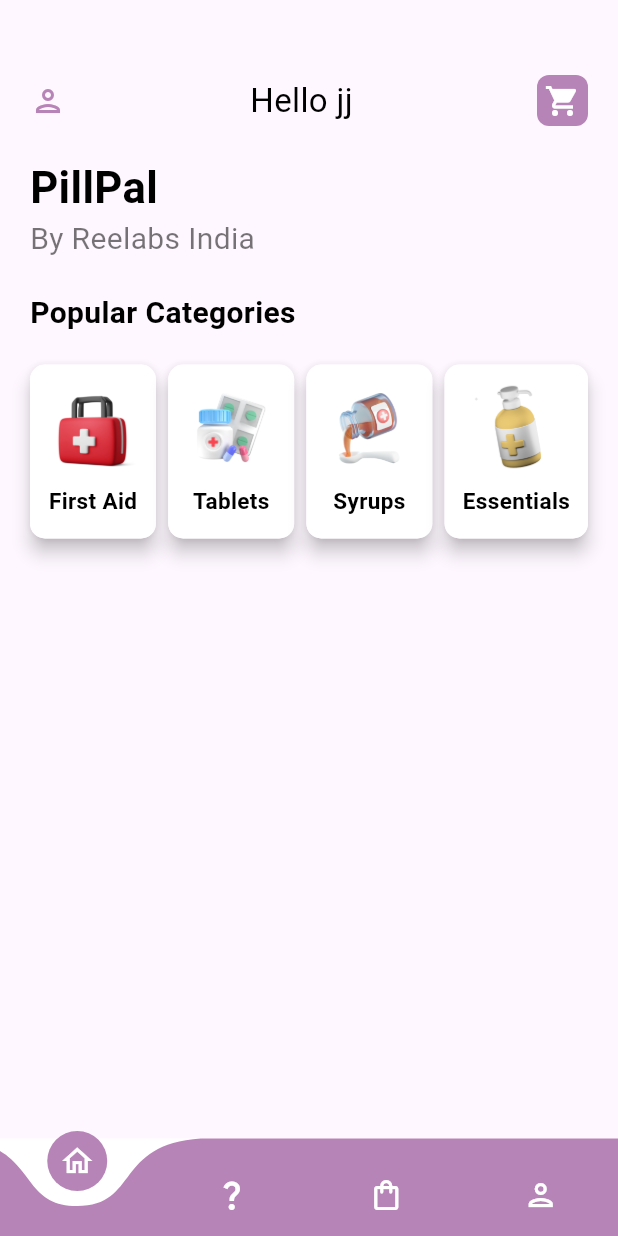
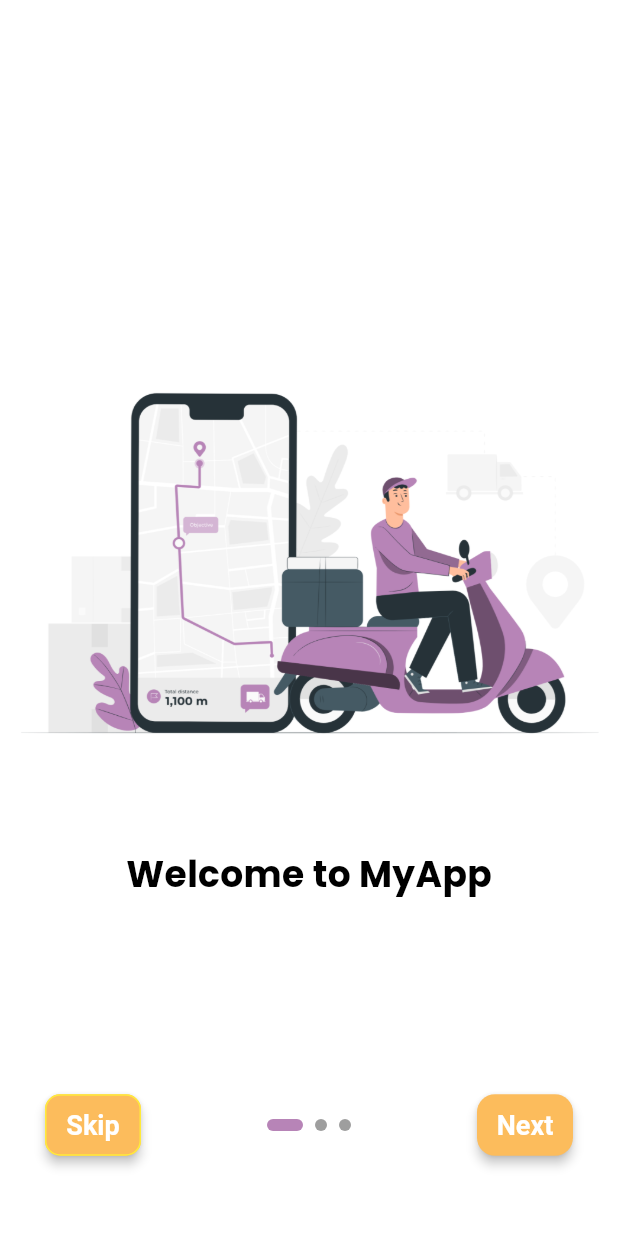
Before and after one commit to KGD2417/ReeLabsMedicineApp, a Flutter app: the screen it shows after launch, on a phone screen of 412 x 824 dp. Run offline on Flutter 3.47's test engine with Material 3 defaults, Android fonts, the phone set to English and light mode, and no system bars; drawn by our look-alikes of curved_navigation_bar; our stand-ins replace google_fonts, iconsax, pinput.

Commit message:
Anushka Commit

```diff
--- a/lib/main.dart
+++ b/lib/main.dart
@@ -1,5 +1,8 @@
 import 'package:flutter/material.dart';
 import 'package:pill_pal/pages/bottomNav.dart';
+import 'package:pill_pal/pages/login.dart';
+import 'package:pill_pal/pages/onboard.dart';
+import 'package:pill_pal/themes/theme.dart';
 
 void main() {
   runApp(const MyApp());
@@ -14,12 +17,11 @@ class MyApp extends StatelessWidget {
     return MaterialApp(
       debugShowCheckedModeBanner: false,
       title: 'Flutter Demo',
-      theme: ThemeData(
-        colorScheme: ColorScheme.fromSeed(seedColor: Colors.deepPurple),
-        useMaterial3: true,
-      ),
+      themeMode: ThemeMode.light,
+      theme: EAppTheme.lightTheme,
+      darkTheme: EAppTheme.darkTheme,
       // home: Home(),
-      home: BottomNav(),
+      home: OnboardingScreen(),
     );
   }
 }
--- /dev/null
+++ b/lib/pages/onboard.dart
@@ -0,0 +1,165 @@
+import 'package:flutter/material.dart';
+import 'package:pill_pal/pages/login.dart';
+
+
+class OnboardingScreen extends StatefulWidget {
+  @override
+  _OnboardingScreenState createState() => _OnboardingScreenState();
+}
+
+class _OnboardingScreenState extends State<OnboardingScreen> {
+  final PageController _pageController = PageController(initialPage: 0);
+  int _currentPage = 0;
+
+  List<String> _imagePaths = [
+    'images/newdelii.png',
+    'images/newdelii.png',
+    'images/newdelii.png',
+  ];
+
+  List<String> _headings = [
+    'Welcome to MyApp',
+    'Explore Features',
+    'Get Started'
+  ];
+
+  List<String> _subTexts = [
+    'This is a demo onboarding screen.',
+    'Discover all the amazing features.',
+    'Start using the app now!'
+  ];
+
+  @override
+  Widget build(BuildContext context) {
+    return Scaffold(
+      body: Stack(
+        children: [
+          PageView.builder(
+            controller: _pageController,
+            itemCount: _imagePaths.length,
+            onPageChanged: (int page) {
+              setState(() {
+                _currentPage = page;
+              });
+            },
+            itemBuilder: (context, index) {
+              return _buildPage(_imagePaths[index], _headings[index], _subTexts[index]);
+            },
+          ),
+          Positioned(
+            bottom: 50.0,
+            left: 0,
+            right: 0,
+            child: Row(
+              mainAxisAlignment: MainAxisAlignment.spaceBetween,
+              children: [
+                Padding(
+                  padding: const EdgeInsets.only(left: 30),
+                  child: ElevatedButton(
+                    style: ButtonStyle(
+
+                        shape: MaterialStateProperty.all<RoundedRectangleBorder>(
+                            RoundedRectangleBorder(
+                              borderRadius: BorderRadius.circular(10),
+                              side: BorderSide(
+                                  color: Colors.yellow
+                              ),
+                            )
+                        )
+                    ),
+                    onPressed: () {
+                      // Handle Skip button tap
+                      // You can navigate to another screen or perform any action
+                      Navigator.pushReplacement(context, MaterialPageRoute(builder: (context)=>LoginScreen()));
+                    },
+                    child: Text(
+                      'Skip',
+                      style: TextStyle(
+                        fontSize: 18.0,
+                        color: Color(0xFFFFFFFF),
+                      ),
+                    ),
+                  ),
+                ),
+                Row(
+                  mainAxisSize: MainAxisSize.min,
+                  children: _buildPageIndicator(),
+                ),
+                Padding(
+                  padding: const EdgeInsets.only(right: 30),
+                  child: ElevatedButton(
+                    onPressed: () {
+                      // Handle Next button tap
+                      if (_currentPage == _imagePaths.length - 1) {
+                        // If it's the last page, you can navigate to another screen or perform any action
+                        Navigator.pushReplacement(context, MaterialPageRoute(builder: (context)=>LoginScreen()));
+                      } else {
+                        _pageController.nextPage(duration: Duration(milliseconds: 500), curve: Curves.ease);
+                      }
+                    },
+                    child: Text(
+                      _currentPage == _imagePaths.length - 1 ? 'Finish' : 'Next',
+                      style: TextStyle(
+                        fontSize: 18.0,
+                        color: Color(0xFFFFFFFF),
+                      ),
+                    ),
+                  ),
+                ),
+              ],
+            ),
+          ),
+        ],
+      ),
+    );
+  }
+
+  Widget _buildPage(String imagePath, String heading, String subText) {
+    return Container(
+
+      child: Column(
+        mainAxisAlignment: MainAxisAlignment.center,
+        children: [
+          Image.asset(imagePath),
+          Text(
+            heading,
+            style: TextStyle(
+              fontSize: 24.0,
+              fontWeight: FontWeight.bold,
+              color: Colors.black,
+            ),
+          ),
+          SizedBox(height: 20.0),
+          Text(
+            subText,
+            textAlign: TextAlign.center,
+            style: TextStyle(
+              fontSize: 18.0,
+              color: Colors.white,
+            ),
+          ),
+        ],
+      ),
+    );
+  }
+
+  List<Widget> _buildPageIndicator() {
+    List<Widget> indicators = [];
+    for (int i = 0; i < _imagePaths.length; i++) {
+      indicators.add(i == _currentPage ? _indicator(true) : _indicator(false));
+    }
+    return indicators;
+  }
+
+  Widget _indicator(bool isActive) {
+    return Container(
+      margin: EdgeInsets.symmetric(horizontal: 4.0),
+      height: 8.0,
+      width: isActive ? 24.0 : 8.0,
+      decoration: BoxDecoration(
+        color: isActive ? Color(0xFFB784B7) : Colors.grey,
+        borderRadius: BorderRadius.circular(4.0),
+      ),
+    );
+  }
+}
--- /dev/null
+++ b/lib/themes/custom_themes/appbar_theme.dart
@@ -0,0 +1,31 @@
+import 'package:flutter/material.dart';
+import 'package:flutter/services.dart';
+
+class EAppBarTheme{
+  EAppBarTheme._();
+
+  static const lightAppBarTheme = AppBarTheme(
+    elevation: 0,
+    foregroundColor: Colors.white,
+    centerTitle: true,
+    scrolledUnderElevation: 0,
+    backgroundColor: Color(0xFF0f6cbd),
+    surfaceTintColor: Colors.blue,
+    iconTheme: IconThemeData(color: Colors.white,size: 24),
+    actionsIconTheme: IconThemeData(color: Colors.white, size: 24),
+    titleTextStyle: TextStyle(fontSize: 18, fontWeight: FontWeight.w600, color: Colors.white),
+  );
+
+  static const darkAppBarTheme = AppBarTheme(
+      elevation: 0,
+      centerTitle: true,
+      scrolledUnderElevation: 0,
+      backgroundColor: Colors.transparent,
+      surfaceTintColor: Colors.transparent,
+      iconTheme: IconThemeData(color: Colors.black,size: 24),
+      actionsIconTheme: IconThemeData(color: Colors.white, size: 24),
+      titleTextStyle: TextStyle(fontSize: 18, fontWeight: FontWeight.w600, color: Colors.white)
+  );
+
+
+}
--- /dev/null
+++ b/lib/themes/custom_themes/bottom_sheet_theme.dart
@@ -0,0 +1,22 @@
+import 'package:flutter/material.dart';
+
+class EBottomSheetTheme{
+  EBottomSheetTheme._();
+
+  static BottomSheetThemeData lightBottomSheetTheme = BottomSheetThemeData(
+    showDragHandle: true,
+    backgroundColor: Colors.white,
+    modalBackgroundColor: Colors.white,
+    constraints: const BoxConstraints(minWidth: double.infinity),
+    shape: RoundedRectangleBorder(borderRadius: BorderRadius.circular(16)),
+  );
+
+  static BottomSheetThemeData darkBottomSheetTheme = BottomSheetThemeData(
+    showDragHandle: true,
+    backgroundColor: Colors.black,
+    modalBackgroundColor: Colors.black,
+    constraints: const BoxConstraints(minWidth: double.infinity),
+    shape: RoundedRectangleBorder(borderRadius: BorderRadius.circular(16)),
+  );
+
+}
--- /dev/null
+++ b/lib/themes/custom_themes/chip_theme.dart
@@ -0,0 +1,22 @@
+import 'package:flutter/material.dart';
+
+class EChipTheme{
+  EChipTheme._();
+
+  static ChipThemeData lightChipTheme = ChipThemeData(
+    disabledColor: Colors.grey.withOpacity(0.4),
+    labelStyle: const TextStyle(color: Colors.black),
+    selectedColor: Colors.white,
+    padding: const EdgeInsets.symmetric(horizontal: 12,vertical: 12),
+    checkmarkColor: Colors.white
+  );
+
+
+  static ChipThemeData darkChipTheme = const ChipThemeData(
+    disabledColor: Colors.grey,
+    labelStyle: TextStyle(color: Colors.white),
+    selectedColor: Colors.white,
+    padding: EdgeInsets.symmetric(horizontal: 12,vertical: 12),
+    checkmarkColor: Colors.white
+  );
+}
--- /dev/null
+++ b/lib/themes/custom_themes/elevated_btn_theme.dart
@@ -0,0 +1,31 @@
+import 'package:flutter/material.dart';
+
+class EElevatedButtonTheme{
+  EElevatedButtonTheme._();
+
+  static final lightElevatedButtonTheme = ElevatedButtonThemeData(
+    style: ElevatedButton.styleFrom(
+      elevation: 3,
+      foregroundColor: Colors.white,
+      backgroundColor: Color(0xFFfcbc5c),
+      disabledForegroundColor: Colors.grey,
+      disabledBackgroundColor: Colors.grey,
+      padding: const EdgeInsets.symmetric(vertical: 10),
+      textStyle: const TextStyle(fontSize: 16,color: Colors.white,fontWeight: FontWeight.w600),
+      shape: RoundedRectangleBorder(borderRadius: BorderRadius.circular(12)),
+    )
+  );
+
+  static final darkElevatedButtonTheme = ElevatedButtonThemeData(
+      style: ElevatedButton.styleFrom(
+          elevation: 0,
+          foregroundColor: Colors.white,
+          backgroundColor: Color(0xFFfcbc5c),
+          disabledForegroundColor: Colors.grey,
+          disabledBackgroundColor: Colors.grey,
+          padding: const EdgeInsets.symmetric(vertical: 10),
+          textStyle: const TextStyle(fontSize: 16,color: Colors.white,fontWeight: FontWeight.w600),
+          shape: RoundedRectangleBorder(borderRadius: BorderRadius.circular(15))
+      )
+  );
+}
--- /dev/null
+++ b/lib/themes/custom_themes/outlined_btn_theme.dart
@@ -0,0 +1,28 @@
+import 'package:flutter/material.dart';
+
+class EOutlinedButtonTheme{
+  EOutlinedButtonTheme._();
+
+  static final lightOutlinedButtonTheme = OutlinedButtonThemeData(
+    style: OutlinedButton.styleFrom(
+      elevation: 0,
+      foregroundColor: Colors.black,
+      side: const BorderSide(color: Colors.blue),
+      textStyle: const TextStyle(fontSize: 16, color: Colors.black, fontWeight: FontWeight.w600),
+      padding: const EdgeInsets.symmetric(vertical: 16,horizontal: 20),
+      shape: RoundedRectangleBorder(borderRadius: BorderRadius.circular(14)),
+    )
+  );
+
+
+  static final darkOutlinedButtonTheme = OutlinedButtonThemeData(
+      style: OutlinedButton.styleFrom(
+        elevation: 0,
+        foregroundColor: Colors.white,
+        side: const BorderSide(color: Colors.blueAccent),
+        textStyle: const TextStyle(fontSize: 16, color: Colors.white, fontWeight: FontWeight.w600),
+        padding: const EdgeInsets.symmetric(vertical: 16,horizontal: 20),
+        shape: RoundedRectangleBorder(borderRadius: BorderRadius.circular(14)),
+      )
+  );
+}
--- /dev/null
+++ b/lib/themes/custom_themes/text_field_theme.dart
@@ -0,0 +1,82 @@
+import 'package:flutter/material.dart';
+
+class ETextFieldTheme{
+  ETextFieldTheme._();
+
+  static InputDecorationTheme lightInputDecorationTheme = InputDecorationTheme(
+    errorMaxLines: 3,
+    prefixIconColor: const Color(0xFFB784B7),
+    suffixIconColor: const Color(0xFFB784B7),
+
+    labelStyle: const TextStyle().copyWith(fontSize: 14, color: Colors.black),
+    hintStyle: const TextStyle().copyWith(fontSize: 14, color: Colors.black),
+    errorStyle: const TextStyle().copyWith(fontStyle: FontStyle.normal),
+
+    floatingLabelStyle: const TextStyle().copyWith(color: Colors.black.withOpacity(0.8)),
+
+    border: const OutlineInputBorder().copyWith(
+        borderRadius: BorderRadius.circular(14),
+        borderSide: const BorderSide(width: 1,color: Color(0xFFB784B7))
+    ),
+
+    enabledBorder: const OutlineInputBorder().copyWith(
+        borderRadius: BorderRadius.circular(14),
+        borderSide: const BorderSide(width: 1,color: Color(0xFFB784B7))
+    ),
+
+    focusedBorder: const OutlineInputBorder().copyWith(
+        borderRadius: BorderRadius.circular(14),
+        borderSide: const BorderSide(width: 1,color: Color(0xFFB784B7))
+    ),
+
+    errorBorder: const OutlineInputBorder().copyWith(
+        borderRadius: BorderRadius.circular(14),
+        borderSide: const BorderSide(width: 2,color: Color(0xFFB784B7))
+    ),
+
+    focusedErrorBorder: const OutlineInputBorder().copyWith(
+        borderRadius: BorderRadius.circular(14),
+        borderSide: const BorderSide(width: 2,color: Color(0xFFB784B7))
+    ),
+
+  );
+
+
+  static InputDecorationTheme darkInputDecorationTheme = InputDecorationTheme(
+    errorMaxLines: 3,
+    prefixIconColor: const Color(0xFF75ade7),
+    suffixIconColor: const Color(0xFF75ade7),
+
+    labelStyle: const TextStyle().copyWith(fontSize: 14, color: Colors.white),
+    hintStyle: const TextStyle().copyWith(fontSize: 14, color: Colors.white),
+    errorStyle: const TextStyle().copyWith(fontStyle: FontStyle.normal),
+
+    floatingLabelStyle: const TextStyle().copyWith(color: Colors.white.withOpacity(0.8)),
+
+    border: const OutlineInputBorder().copyWith(
+        borderRadius: BorderRadius.circular(14),
+        borderSide: const BorderSide(width: 1,color: Color(0xFF75ade7))
+    ),
+
+    enabledBorder: const OutlineInputBorder().copyWith(
+        borderRadius: BorderRadius.circular(14),
+        borderSide: const BorderSide(width: 1,color: Color(0xFF75ade7))
+    ),
+
+    focusedBorder: const OutlineInputBorder().copyWith(
+        borderRadius: BorderRadius.circular(14),
+        borderSide: const BorderSide(width: 1,color: Colors.white)
+    ),
+
+    errorBorder: const OutlineInputBorder().copyWith(
+        borderRadius: BorderRadius.circular(14),
+        borderSide: const BorderSide(width: 1,color: Colors.red)
+    ),
+
+    focusedErrorBorder: const OutlineInputBorder().copyWith(
+        borderRadius: BorderRadius.circular(14),
+        borderSide: const BorderSide(width: 2,color: Colors.orange)
+    ),
+
+  );
+}
--- /dev/null
+++ b/lib/themes/custom_themes/text_theme.dart
@@ -0,0 +1,42 @@
+import 'package:flutter/material.dart';
+
+class ETextTheme{
+  ETextTheme._();
+
+  static TextTheme lightTextTheme = TextTheme(
+
+    headlineLarge: const TextStyle().copyWith(fontSize: 32,fontWeight: FontWeight.bold,color: Colors.black),
+    headlineMedium: const TextStyle().copyWith(fontSize: 24,fontWeight: FontWeight.w600,color: Colors.black),
+    headlineSmall: const TextStyle().copyWith(fontSize: 18,fontWeight: FontWeight.w600,color: Colors.black),
+
+    titleLarge: const TextStyle().copyWith(fontSize: 16,fontWeight: FontWeight.w600,color: Colors.black),
+    titleMedium: const TextStyle().copyWith(fontSize: 16,fontWeight: FontWeight.w500,color: Colors.black),
+    titleSmall: const TextStyle().copyWith(fontSize: 16,fontWeight: FontWeight.w400,color: Colors.black),
+
+    bodyLarge: const TextStyle().copyWith(fontSize: 14,fontWeight: FontWeight.w500,color: Colors.black),
+    bodyMedium: const TextStyle().copyWith(fontSize: 14,fontWeight: FontWeight.normal,color: Colors.black),
+    bodySmall: const TextStyle().copyWith(fontSize: 14,fontWeight: FontWeight.w500,color: Colors.black.withOpacity(0.5)),
+
+    labelLarge: const TextStyle().copyWith(fontSize: 12,fontWeight: FontWeight.normal,color: Colors.black),
+    labelMedium: const TextStyle().copyWith(fontSize: 12,fontWeight: FontWeight.normal,color: Colors.black.withOpacity(0.5)),
+  );
+
+
+  static TextTheme darkTextTheme = TextTheme(
+
+    headlineLarge: const TextStyle().copyWith(fontSize: 32,fontWeight: FontWeight.bold,color: Colors.white),
+    headlineMedium: const TextStyle().copyWith(fontSize: 24,fontWeight: FontWeight.w600,color: Colors.white),
+    headlineSmall: const TextStyle().copyWith(fontSize: 18,fontWeight: FontWeight.w600,color: Colors.white),
+
+    titleLarge: const TextStyle().copyWith(fontSize: 16,fontWeight: FontWeight.w600,color: Colors.white),
+    titleMedium: const TextStyle().copyWith(fontSize: 16,fontWeight: FontWeight.w500,color: Colors.white),
+    titleSmall: const TextStyle().copyWith(fontSize: 16,fontWeight: FontWeight.w400,color: Colors.white),
+
+    bodyLarge: const TextStyle().copyWith(fontSize: 14,fontWeight: FontWeight.w500,color: Colors.white),
+    bodyMedium: const TextStyle().copyWith(fontSize: 14,fontWeight: FontWeight.normal,color: Colors.white),
+    bodySmall: const TextStyle().copyWith(fontSize: 14,fontWeight: FontWeight.w500,color: Colors.white.withOpacity(0.5)),
+
+    labelLarge: const TextStyle().copyWith(fontSize: 12,fontWeight: FontWeight.normal,color: Colors.white),
+    labelMedium: const TextStyle().copyWith(fontSize: 12,fontWeight: FontWeight.normal,color: Colors.white.withOpacity(0.5)),
+  );
+}
--- /dev/null
+++ b/lib/themes/theme.dart
@@ -0,0 +1,49 @@
+import 'package:flutter/material.dart';
+import 'package:google_fonts/google_fonts.dart';
+
+import 'custom_themes/appbar_theme.dart';
+import 'custom_themes/bottom_sheet_theme.dart';
+import 'custom_themes/checkbox_theme.dart';
+import 'custom_themes/chip_theme.dart';
+import 'custom_themes/elevated_btn_theme.dart';
+import 'custom_themes/outlined_btn_theme.dart';
+import 'custom_themes/text_field_theme.dart';
+import 'custom_themes/text_theme.dart';
+
+
+class EAppTheme{
+  EAppTheme._();
+
+  static ThemeData lightTheme =  ThemeData(
+    useMaterial3: true,
+    fontFamily: GoogleFonts.poppins().fontFamily,
+    brightness: Brightness.light,
+    primaryColor: Colors.blue,
+    textTheme: ETextTheme.lightTextTheme,
+    chipTheme: EChipTheme.lightChipTheme,
+    scaffoldBackgroundColor: Colors.white,
+    appBarTheme: EAppBarTheme.lightAppBarTheme,
+    checkboxTheme: ECheckboxTheme.lightCheckboxTheme,
+    bottomSheetTheme: EBottomSheetTheme.lightBottomSheetTheme,
+    elevatedButtonTheme: EElevatedButtonTheme.lightElevatedButtonTheme,
+    outlinedButtonTheme: EOutlinedButtonTheme.lightOutlinedButtonTheme,
+    inputDecorationTheme: ETextFieldTheme.lightInputDecorationTheme,
+  );
+
+
+  static ThemeData darkTheme =  ThemeData(
+    useMaterial3: true,
+    fontFamily: GoogleFonts.poppins().fontFamily,
+    brightness: Brightness.dark,
+    primaryColor: Colors.blue,
+    textTheme: ETextTheme.darkTextTheme,
+    chipTheme: EChipTheme.darkChipTheme,
+    scaffoldBackgroundColor: Colors.black,
+    appBarTheme: EAppBarTheme.darkAppBarTheme,
+    checkboxTheme: ECheckboxTheme.darkCheckboxTheme,
+    bottomSheetTheme: EBottomSheetTheme.darkBottomSheetTheme,
+    elevatedButtonTheme: EElevatedButtonTheme.darkElevatedButtonTheme,
+    outlinedButtonTheme: EOutlinedButtonTheme.darkOutlinedButtonTheme,
+    inputDecorationTheme: ETextFieldTheme.darkInputDecorationTheme,
+  );
+}
--- a/pubspec.yaml
+++ b/pubspec.yaml
@@ -35,7 +35,11 @@ dependencies:
   # The following adds the Cupertino Icons font to your application.
   # Use with the CupertinoIcons class for iOS style icons.
   cupertino_icons: ^1.0.2
-  curved_navigation_bar: ^1.0.3 #latest version
+  curved_navigation_bar: ^1.0.3
+  google_fonts: ^6.1.0
+  iconsax: ^0.0.8
+  pinput: ^3.0.1
+  intl: ^0.19.0
 
 dev_dependencies:
   flutter_test:
```
Also changed, not shown: lib/pages/login.dart (added, +205 -0 lines), lib/themes/custom_themes/checkbox_theme.dart (added, +47 -0 lines), images/logo.png (added), images/mapping.png (added), images/medicinebuy.png (added), images/newdelii.png (added), images/phone.png (added), pubspec.lock.
